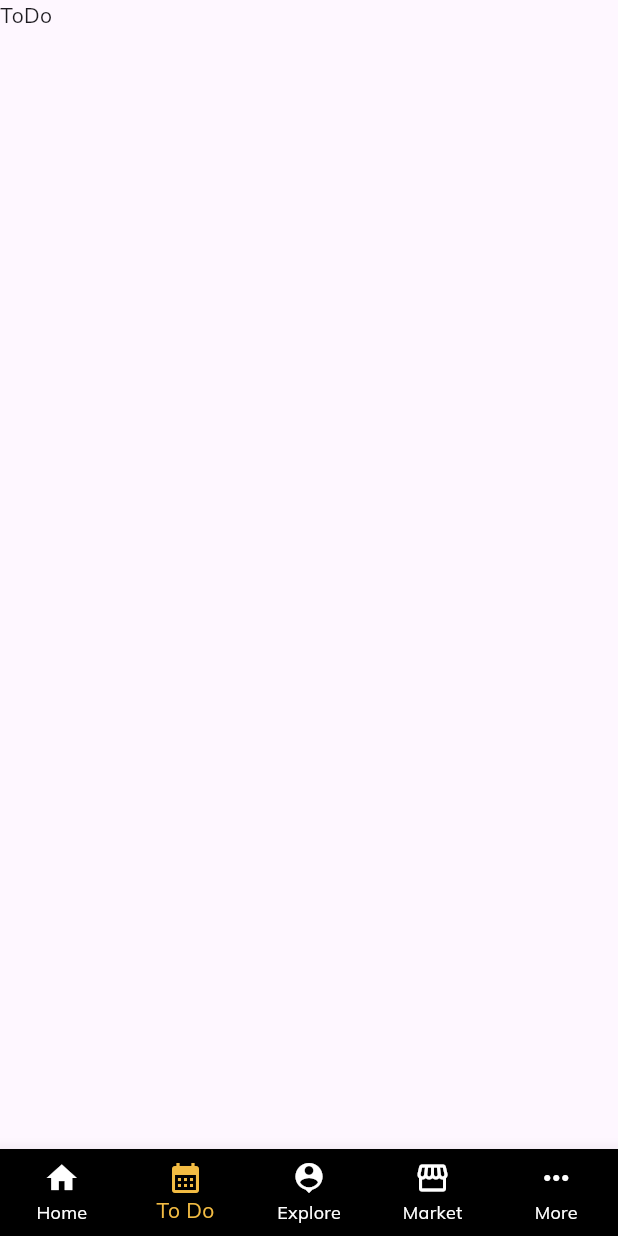
After one commit to Cres-marie/exploreUganda, a Flutter app: the BottomNavBar screen opened by its route, item 2 of the bottom bar chosen, on a phone screen of 412 x 824 dp. The commit adds this screen. Run offline on Flutter 3.47's test engine with Material 3 defaults, Android fonts, the phone set to English and light mode, and no system bars; our stand-ins replace google_fonts.

Commit message:
--bottom bar

```diff
--- /dev/null
+++ b/lib/components/bottomNavBar/bottomNavBar.dart
@@ -0,0 +1,92 @@
+import 'package:explore_uganda/components/constants/constants.dart';
+import 'package:explore_uganda/screens/HomeScreens/Home.dart';
+import 'package:explore_uganda/screens/exploreScreens/explore.dart';
+import 'package:explore_uganda/screens/marketScreens/Market.dart';
+import 'package:explore_uganda/screens/moreScreens/more.dart';
+import 'package:explore_uganda/screens/todoScreens/toDo.dart';
+import 'package:flutter/material.dart';
+
+class BottomNavBar extends StatefulWidget {
+
+  int index;
+  BottomNavBar({required this.index});
+
+  @override
+  State<BottomNavBar> createState() => _BottomNavBarState();
+}
+
+class _BottomNavBarState extends State<BottomNavBar> {
+
+  late int _selectedIndex;
+
+  List _screens = [
+    Home(),
+    ToDo(),
+    Explore(),
+    Market(),
+    More()
+  ];
+
+
+  @override
+
+  void initState() {
+    // TODO: implement initState
+    super.initState();
+    _selectedIndex = widget.index;
+  }
+
+  Widget build(BuildContext context) {
+    return Scaffold(
+
+        body: Center(
+          child: _screens[_selectedIndex],
+        ),
+
+
+        bottomNavigationBar: BottomNavigationBar(
+          selectedItemColor: appcolor,
+          unselectedItemColor: Colors.white,
+          currentIndex: _selectedIndex,
+          type: BottomNavigationBarType.fixed,
+          backgroundColor: Colors.black,
+          elevation:10,
+          onTap: (int index) {
+            setState(() {
+              _selectedIndex = index;
+            });
+          },
+          items: [
+
+            BottomNavigationBarItem(
+              icon: Icon(Icons.home),
+              label: 'Home'
+            ),
+
+            BottomNavigationBarItem(
+              icon: Icon(Icons.calendar_month),
+              label: 'To Do'
+            ),
+
+             BottomNavigationBarItem(
+              icon: Icon(Icons.location_history),
+              label: 'Explore'
+            ),
+
+            BottomNavigationBarItem(
+              icon: Icon(Icons.storefront),
+              label: 'Market'
+            ),
+
+            BottomNavigationBarItem(
+              icon: Icon(Icons.more_horiz),
+              label: 'More'
+            ),
+
+          ]
+        ),
+
+
+    );
+  }
+}
--- /dev/null
+++ b/lib/screens/exploreScreens/explore.dart
@@ -0,0 +1,22 @@
+import 'package:flutter/material.dart';
+
+class Explore extends StatefulWidget {
+  const Explore({super.key});
+
+  @override
+  State<Explore> createState() => _ExploreState();
+}
+
+class _ExploreState extends State<Explore> {
+  @override
+  Widget build(BuildContext context) {
+    return Scaffold(
+
+      body: Column(
+        children: [
+          Text('Explore')
+        ],
+      ),
+    );
+  }
+}
--- /dev/null
+++ b/lib/screens/homeScreens/Home.dart
@@ -0,0 +1,22 @@
+import 'package:flutter/material.dart';
+
+class Home extends StatefulWidget {
+  const Home({super.key});
+
+  @override
+  State<Home> createState() => _HomeState();
+}
+
+class _HomeState extends State<Home> {
+  @override
+  Widget build(BuildContext context) {
+    return Scaffold(
+
+      body: Column(
+        children: [
+          Text('Home')
+        ],
+      ),
+    );
+  }
+}
--- /dev/null
+++ b/lib/screens/marketScreens/Market.dart
@@ -0,0 +1,22 @@
+import 'package:flutter/material.dart';
+
+class Market extends StatefulWidget {
+  const Market({super.key});
+
+  @override
+  State<Market> createState() => _MarketState();
+}
+
+class _MarketState extends State<Market> {
+  @override
+  Widget build(BuildContext context) {
+    return Scaffold(
+
+      body: Column(
+        children: [
+          Text('Market')
+        ],
+      ),
+    );
+  }
+}
--- /dev/null
+++ b/lib/screens/moreScreens/more.dart
@@ -0,0 +1,22 @@
+import 'package:flutter/material.dart';
+
+class More extends StatefulWidget {
+  const More({super.key});
+
+  @override
+  State<More> createState() => _MoreState();
+}
+
+class _MoreState extends State<More> {
+  @override
+  Widget build(BuildContext context) {
+    return Scaffold(
+
+      body: Column(
+        children: [
+          Text('More')
+        ],
+      ),
+    );
+  }
+}
--- /dev/null
+++ b/lib/screens/todoScreens/toDo.dart
@@ -0,0 +1,22 @@
+import 'package:flutter/material.dart';
+
+class ToDo extends StatefulWidget {
+  const ToDo({super.key});
+
+  @override
+  State<ToDo> createState() => _ToDoState();
+}
+
+class _ToDoState extends State<ToDo> {
+  @override
+  Widget build(BuildContext context) {
+    return Scaffold(
+
+      body: Column(
+        children: [
+          Text('ToDo')
+        ],
+      ),
+    );
+  }
+}
```
Also changed, not shown: lib/main.dart (+8 -2 lines), lib/screens/onBoardingScreens/onboarding.dart (+12 -9 lines).
